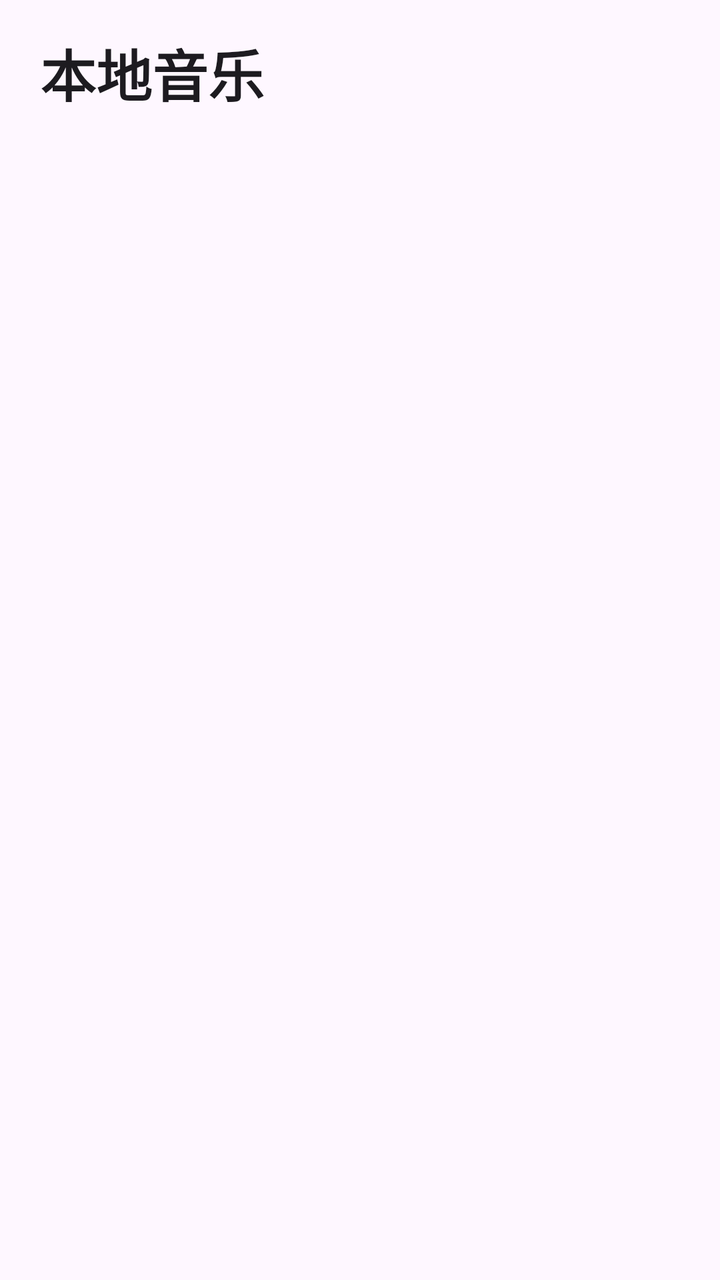
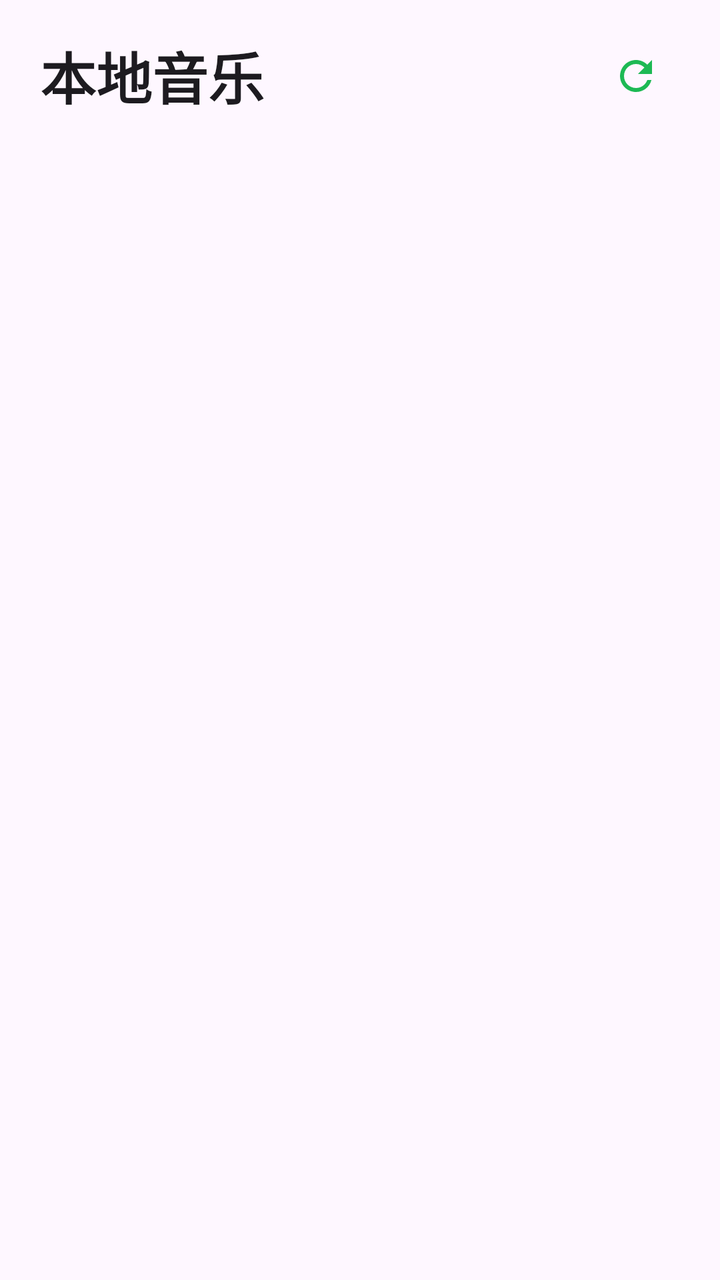

Two renders of the same Android screen: before a commit and after it. Below are the layout's source before the change and the commit's diff.
<!-- AndroidManifest.xml: application theme Theme.MusicPlayer -->
<!-- res/layout/fragment_songs.xml -->
<?xml version="1.0" encoding="utf-8"?>
<LinearLayout xmlns:android="http://schemas.android.com/apk/res/android"
    android:layout_width="match_parent"
    android:layout_height="match_parent"
    android:orientation="vertical">

    <LinearLayout
        android:layout_width="match_parent"
        android:layout_height="wrap_content"
        android:gravity="center_vertical"
        android:orientation="horizontal"
        android:paddingStart="20dp"
        android:paddingTop="16dp"
        android:paddingEnd="20dp"
        android:paddingBottom="8dp">

        <TextView
            android:layout_width="0dp"
            android:layout_height="wrap_content"
            android:layout_weight="1"
            android:text="@string/local_music"
            android:textAppearance="?attr/textAppearanceHeadlineMedium"
            android:textStyle="bold" />

        <TextView
            android:id="@+id/tv_song_count"
            android:layout_width="wrap_content"
            android:layout_height="wrap_content"
            android:textAppearance="?attr/textAppearanceBodyMedium"
            android:textColor="?attr/colorOnSurfaceVariant" />
    </LinearLayout>

    <FrameLayout
        android:layout_width="match_parent"
        android:layout_height="0dp"
        android:layout_weight="1">

        <androidx.recyclerview.widget.RecyclerView
            android:id="@+id/recycler_songs"
            android:layout_width="match_parent"
            android:layout_height="match_parent"
            android:clipToPadding="false"
            android:paddingBottom="8dp" />

        <TextView
            android:id="@+id/tv_empty"
            android:layout_width="wrap_content"
            android:layout_height="wrap_content"
            android:layout_gravity="center"
            android:gravity="center"
            android:padding="32dp"
            android:text="@string/no_songs"
            android:textAppearance="?attr/textAppearanceBodyLarge"
            android:textColor="?attr/colorOnSurfaceVariant"
            android:visibility="gone" />
    </FrameLayout>

</LinearLayout>
<!-- resources referenced by this layout -->
<resources>
  <string name="local_music">本地音乐</string>
  <string name="no_songs">没有找到歌曲，请先授权读取音频</string>
  <style name="Theme.MusicPlayer" parent="Theme.Material3.DayNight.NoActionBar">
          <item name="colorPrimary">@color/primary</item>
          <item name="colorOnPrimary">@color/on_primary</item>
          <item name="colorPrimaryContainer">#B7F0C8</item>
          <item name="colorOnPrimaryContainer">#07240F</item>
          <item name="android:statusBarColor">@android:color/transparent</item>
          <item name="android:windowLightStatusBar">false</item>
      </style>
  <color name="primary">#1DB954</color>
  <color name="on_primary">#FFFFFF</color>
</resources>

<!-- the commit's change to res/layout/fragment_songs.xml (unified diff, before → after) -->
@@ -1,5 +1,6 @@
 <?xml version="1.0" encoding="utf-8"?>
 <LinearLayout xmlns:android="http://schemas.android.com/apk/res/android"
+    xmlns:app="http://schemas.android.com/apk/res-auto"
     android:layout_width="match_parent"
     android:layout_height="match_parent"
     android:orientation="vertical">
@@ -28,6 +29,15 @@
             android:layout_height="wrap_content"
             android:textAppearance="?attr/textAppearanceBodyMedium"
             android:textColor="?attr/colorOnSurfaceVariant" />
+
+        <ImageButton
+            android:id="@+id/btn_scan"
+            style="?attr/borderlessButtonStyle"
+            android:layout_width="44dp"
+            android:layout_height="44dp"
+            android:contentDescription="@string/scan"
+            android:src="@drawable/ic_refresh"
+            app:tint="?attr/colorPrimary" />
     </LinearLayout>
 
     <FrameLayout
<!-- resource entries referenced after the edit -->
@@ -1,7 +1,19 @@
 <!-- resources referenced by this layout -->
 <resources>
+  <!-- drawable ic_refresh (drawable) -->
+  <?xml version="1.0" encoding="utf-8"?>
+  <vector xmlns:android="http://schemas.android.com/apk/res/android"
+      android:width="24dp"
+      android:height="24dp"
+      android:viewportWidth="24"
+      android:viewportHeight="24">
+      <path
+          android:fillColor="#FF000000"
+          android:pathData="M17.65,6.35C16.2,4.9 14.21,4 12,4c-4.42,0 -7.99,3.58 -7.99,8s3.57,8 7.99,8c3.73,0 6.84,-2.55 7.73,-6h-2.08c-0.82,2.33 -3.04,4 -5.65,4 -3.31,0 -6,-2.69 -6,-6s2.69,-6 6,-6c1.66,0 3.14,0.69 4.22,1.78L13,11h7V4l-2.35,2.35z" />
+  </vector>
   <string name="local_music">本地音乐</string>
   <string name="no_songs">没有找到歌曲，请先授权读取音频</string>
+  <string name="scan">扫描</string>
   <style name="Theme.MusicPlayer" parent="Theme.Material3.DayNight.NoActionBar">
           <item name="colorPrimary">@color/primary</item>
           <item name="colorOnPrimary">@color/on_primary</item>
